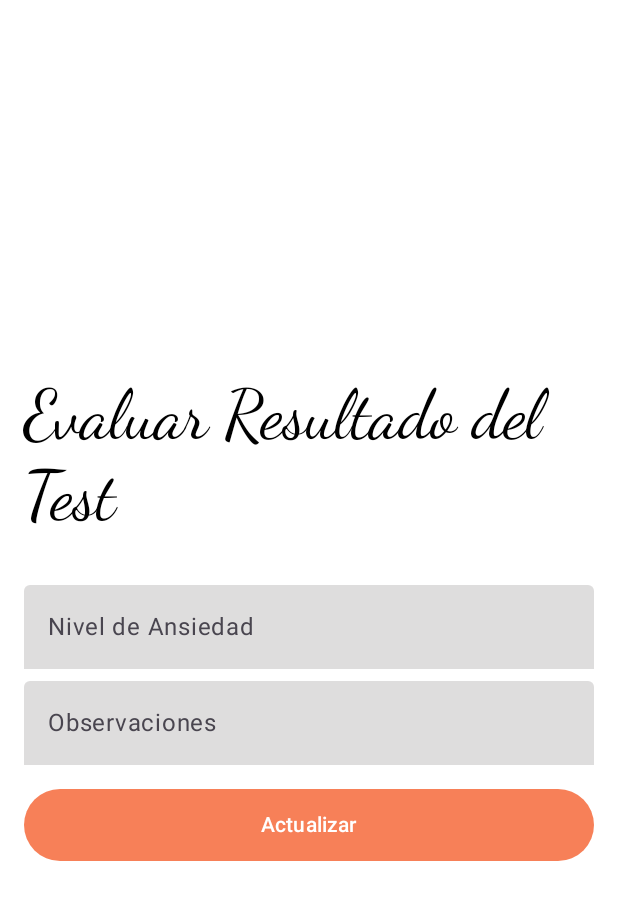
After one commit to bbluloops/SisvitaAS_G3, an Android app built with Jetpack Compose: the EvaluarResultadoScreen screen opened through its navigation route, on a phone screen of 412 x 824 dp. The commit adds this screen. Shown: the top 900 px of the screen. Run offline under Robolectric (Android 15) with nearby library versions, the phone set to English and light mode, and no system bars; our stand-ins replace livedata-compose.

Commit message:
cus 3.1 avance

```diff
--- a/app/src/main/java/com/example/proyectosisvitag3/MainActivity.kt
+++ b/app/src/main/java/com/example/proyectosisvitag3/MainActivity.kt
@@ -8,8 +8,10 @@ import androidx.navigation.compose.composable
 import androidx.navigation.compose.rememberNavController
 import com.example.proyectosisvitag3.ui.theme.iu.MainScreen
 import com.example.proyectosisvitag3.ui.theme.iu.LoginScreen
+import com.example.proyectosisvitag3.ui.theme.iu.EvaluarResultadoScreen
 import com.example.proyectosisvitag3.ui.theme.iu.StudentMainScreen
 import com.example.proyectosisvitag3.ui.theme.iu.LoginViewModel
+import com.example.proyectosisvitag3.ui.theme.iu.EvaluarResultadoViewModel
 import com.example.proyectosisvitag3.ui.theme.iu.formulario.PreguntasCuestionario
 
 class MainActivity : ComponentActivity() {
@@ -21,6 +23,7 @@ class MainActivity : ComponentActivity() {
                 composable("mainScreen") { MainScreen(navController) }
                 composable("loginScreen") { LoginScreen(navController, LoginViewModel()) }
                 composable("studentMainScreen") { StudentMainScreen(navController) }
+                composable("evaluarResultadoScreen") { EvaluarResultadoScreen(navController, EvaluarResultadoViewModel()) }
                 composable("testScreen") { PreguntasCuestionario(CantPreguntas = 10, CantRespuestas = 4) }
             }
         }
--- /dev/null
+++ b/app/src/main/java/com/example/proyectosisvitag3/ui/theme/data/model/UpdateRequest.kt
@@ -0,0 +1,6 @@
+package com.example.proyectosisvitag3.ui.theme.data.model
+
+data class UpdateRequest(
+    val infoResultado: String,
+    val descripcionRecomendacionApoyo: String
+)
--- /dev/null
+++ b/app/src/main/java/com/example/proyectosisvitag3/ui/theme/data/model/UpdateResponse.kt
@@ -0,0 +1,6 @@
+package com.example.proyectosisvitag3.ui.theme.data.model
+
+data class UpdateResponse (
+    val message: String,
+    val success: Boolean
+)
--- /dev/null
+++ b/app/src/main/java/com/example/proyectosisvitag3/ui/theme/data/repository/UpdateRepository.kt
@@ -0,0 +1,14 @@
+package com.example.proyectosisvitag3.ui.theme.data.repository
+
+import com.example.proyectosisvitag3.ui.theme.data.model.UpdateRequest
+import com.example.proyectosisvitag3.ui.theme.data.model.UpdateResponse
+import com.example.proyectosisvitag3.ui.theme.network.ApiInstance
+import retrofit2.Response
+
+class UpdateRepository {
+    private val apiService = ApiInstance.apiInstance
+
+    suspend fun update(updateRequest: UpdateRequest): Response<UpdateResponse> {
+        return apiService.update(updateRequest)
+    }
+}
--- /dev/null
+++ b/app/src/main/java/com/example/proyectosisvitag3/ui/theme/iu/EvaluarResultadoScreen.kt
@@ -0,0 +1,138 @@
+package com.example.proyectosisvitag3.ui.theme.iu
+
+import androidx.compose.foundation.Image
+import androidx.compose.foundation.clickable
+import androidx.compose.foundation.layout.*
+import androidx.compose.foundation.text.KeyboardOptions
+import androidx.compose.material3.*
+import androidx.compose.runtime.*
+import androidx.compose.runtime.livedata.observeAsState
+import androidx.compose.ui.Alignment
+import androidx.compose.ui.Modifier
+import androidx.compose.ui.graphics.Color
+import androidx.compose.ui.res.painterResource
+import androidx.compose.ui.text.font.FontWeight
+import androidx.compose.ui.text.input.KeyboardType
+import androidx.compose.ui.unit.dp
+import androidx.compose.ui.unit.sp
+import androidx.navigation.NavHostController
+import kotlinx.coroutines.launch
+import com.example.proyectosisvitag3.R
+import androidx.lifecycle.LiveData
+import androidx.lifecycle.MutableLiveData
+import androidx.compose.ui.text.TextStyle
+import androidx.compose.ui.text.font.FontFamily
+import androidx.compose.ui.tooling.preview.Preview
+import androidx.navigation.compose.rememberNavController
+import androidx.compose.runtime.Composable
+
+@Composable
+fun EvaluarResultadoScreen(navController: NavHostController, viewModel: EvaluarResultadoViewModel){
+    Surface(
+        modifier = Modifier.fillMaxSize(),
+        color = Color.White
+    ) {
+        Box(
+            Modifier
+                .fillMaxSize()
+                .padding(16.dp)
+        ) {
+            EvaluarResultado(Modifier.align(Alignment.Center), viewModel, navController)
+        }
+    }
+}
+
+@Composable
+fun EvaluarResultado(modifier: Modifier, viewModel: EvaluarResultadoViewModel, navController: NavHostController) {
+    val nivelAnsiedad: String by viewModel.nivelAnsiedad.observeAsState(initial = "")
+    val observaciones: String by viewModel.observaciones.observeAsState(initial = "")
+    val updateEnable: Boolean by viewModel.updateEnable.observeAsState(initial = false)
+    val coroutineScope = rememberCoroutineScope()
+
+    val isLoading: Boolean by viewModel.isLoading.observeAsState(initial = false)
+
+    if (isLoading) {
+        navController.navigate("ListarScreen")
+    } else {
+        Column(modifier = modifier) {
+            Text(
+                text = "Evaluar Resultado del Test",
+                style = TextStyle(fontSize = 45.sp, color = Color.Black, fontFamily = FontFamily.Cursive)
+            )
+            Spacer(modifier = Modifier.padding(16.dp))
+            NivelAnsiedadField(nivelAnsiedad) { viewModel.onUpdateChanged(it, observaciones) }
+            Spacer(modifier = Modifier.padding(4.dp))
+            ObservacionesField(observaciones) { viewModel.onUpdateChanged(nivelAnsiedad, it) }
+            Spacer(modifier = Modifier.padding(8.dp))
+            UpdateButton(updateEnable) {
+                coroutineScope.launch {
+                    viewModel.onUpdateSelected()
+                }
+            }
+        }
+    }
+}
+
+@OptIn(ExperimentalMaterial3Api::class)
+@Composable
+fun NivelAnsiedadField(nivelAnsiedad: String, onTextFieldChanged: (String) -> Unit) {
+    TextField(
+        value = nivelAnsiedad, onValueChange = { onTextFieldChanged(it) },
+        placeholder = { Text(text = "Nivel de Ansiedad") },
+        modifier = Modifier.fillMaxWidth(),
+        keyboardOptions = KeyboardOptions(keyboardType = KeyboardType.Text),
+        singleLine = true,
+        maxLines = 1,
+        colors = TextFieldDefaults.textFieldColors(
+            containerColor = Color(0xFFDEDDDD),
+            cursorColor = Color(0xFF636262),
+            focusedIndicatorColor = Color.Transparent,
+            unfocusedIndicatorColor = Color.Transparent,
+            focusedTextColor = Color(0xFF000000),
+            unfocusedTextColor = Color(0xFF000000)
+        )
+    )
+}
+
+@OptIn(ExperimentalMaterial3Api::class)
+@Composable
+fun ObservacionesField(observaciones: String, onTextFieldChanged: (String) -> Unit) {
+    TextField(
+        value = observaciones, onValueChange = { onTextFieldChanged(it) },
+        placeholder = { Text(text = "Observaciones") },
+        modifier = Modifier.fillMaxWidth(),
+        keyboardOptions = KeyboardOptions(keyboardType = KeyboardType.Text),
+        colors = TextFieldDefaults.textFieldColors(
+            containerColor = Color(0xFFDEDDDD),
+            cursorColor = Color(0xFF636262),
+            focusedIndicatorColor = Color.Transparent,
+            unfocusedIndicatorColor = Color.Transparent,
+            focusedTextColor = Color(0xFF000000),
+            unfocusedTextColor = Color(0xFF000000)
+        )
+    )
+}
+
+@Composable
+fun UpdateButton(updateEnable: Boolean, onUpdateSelected: () -> Unit) {
+    Button(
+        onClick = { onUpdateSelected() },
+        modifier = Modifier
+            .fillMaxWidth()
+            .height(48.dp),
+        colors = ButtonDefaults.buttonColors(
+            containerColor = Color(0xFFFF4303),
+            disabledContainerColor = Color(0xFFF78058),
+            contentColor = Color.White,
+            disabledContentColor = Color.White
+        ), enabled = updateEnable
+    ) {
+        Text(text = "Actualizar")
+    }
+}
+
+/* @Preview(showBackground = true)
+@Composable
+fun EvaluarResultadoScreenPreview() {
+    EvaluarResultadoScreen(rememberNavController(), viewModel: EvaluarResultadoViewModel)
+}*/
--- /dev/null
+++ b/app/src/main/java/com/example/proyectosisvitag3/ui/theme/iu/EvaluarResultadoViewModel.kt
@@ -0,0 +1,68 @@
+package com.example.proyectosisvitag3.ui.theme.iu
+
+import android.util.Patterns
+import androidx.lifecycle.LiveData
+import androidx.lifecycle.ViewModel
+import androidx.lifecycle.MutableLiveData
+import androidx.compose.runtime.mutableStateOf
+import androidx.compose.runtime.State
+import com.example.proyectosisvitag3.ui.theme.data.model.UpdateRequest
+import com.example.proyectosisvitag3.ui.theme.data.repository.UpdateRepository
+import kotlinx.coroutines.Dispatchers
+import kotlinx.coroutines.launch
+import androidx.lifecycle.viewModelScope
+import com.example.proyectosisvitag3.ui.theme.data.model.UpdateResponse
+import retrofit2.Response
+
+class EvaluarResultadoViewModel : ViewModel()  {
+
+    private val repository = UpdateRepository()
+
+    private val _nivelAnsiedad = MutableLiveData<String>()
+    val nivelAnsiedad: LiveData<String> = _nivelAnsiedad
+
+    private val _observaciones = MutableLiveData<String>()
+    val observaciones: LiveData<String> = _observaciones
+
+    private val _updateEnable = MutableLiveData<Boolean>()
+    val updateEnable: LiveData<Boolean> = _updateEnable
+
+    private val _updateSuccess = MutableLiveData<Boolean>()
+    val updateSuccess: LiveData<Boolean> = _updateSuccess
+
+    private val _isError = MutableLiveData<Boolean>()
+    val isError: LiveData<Boolean> = _isError
+
+    private val _isLoading = MutableLiveData<Boolean>()
+    val isLoading: LiveData<Boolean> = _isLoading
+
+    fun onUpdateChanged(nivelAnsiedad: String, observaciones: String) {
+        _nivelAnsiedad.value = nivelAnsiedad
+        _observaciones.value = observaciones
+        _updateEnable.value = (nivelAnsiedad.length > 0) && (observaciones.length > 0)
+    }
+
+    fun onUpdateSelected() {
+        _isLoading.value = true
+        viewModelScope.launch(Dispatchers.IO) {
+            try {
+                val updateRequest = UpdateRequest(_nivelAnsiedad.value ?: "", _observaciones.value ?: "")
+                val response: Response<UpdateResponse> = repository.update(updateRequest)
+                if (response.isSuccessful && response.body() != null) {
+                    val updateResponse = response.body()
+                    if (updateResponse!!.success) {
+                        _updateSuccess.postValue(true)
+                    } else {
+                        _isError.postValue(true)
+                    }
+                } else {
+                    _isError.postValue(true)
+                }
+                _isLoading.postValue(false)
+            } catch (e: Exception) {
+                _isError.postValue(true)
+                _isLoading.postValue(false)
+            }
+        }
+    }
+}
--- a/app/src/main/java/com/example/proyectosisvitag3/ui/theme/network/ApiService.kt
+++ b/app/src/main/java/com/example/proyectosisvitag3/ui/theme/network/ApiService.kt
@@ -2,6 +2,8 @@ package com.example.proyectosisvitag3.ui.theme.network
 
 import com.example.proyectosisvitag3.ui.theme.data.model.LoginRequest
 import com.example.proyectosisvitag3.ui.theme.data.model.LoginResponse
+import com.example.proyectosisvitag3.ui.theme.data.model.UpdateRequest
+import com.example.proyectosisvitag3.ui.theme.data.model.UpdateResponse
 import com.example.proyectosisvitag3.ui.theme.data.model.*
 import retrofit2.http.Body
 import retrofit2.http.GET
@@ -12,4 +14,6 @@ interface ApiService {
     @POST("Estudiantes/v1/login")
     suspend fun login(@Body loginRequest: LoginRequest): Response<LoginResponse>
 
+    @POST("/ResultadoTests/v1/update")
+    suspend fun update(@Body updateRequest: UpdateRequest): Response<UpdateResponse>
 }
```
